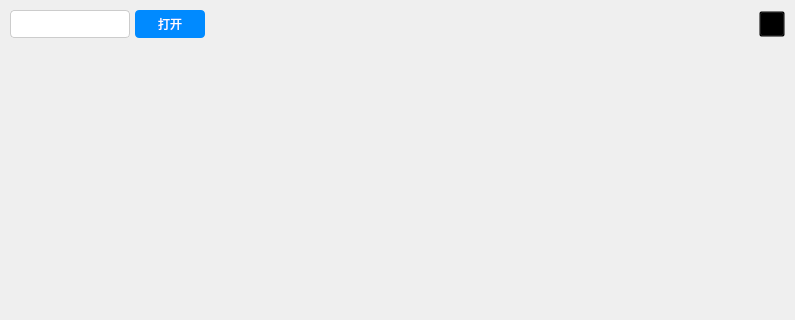
Before: the Qt Designer form Widget.ui in Leroy888/PressViewer, drawn with Qt 5; both pictures show x 0 to 795 and y 0 to 320 of the 795 by 779 pixel window.
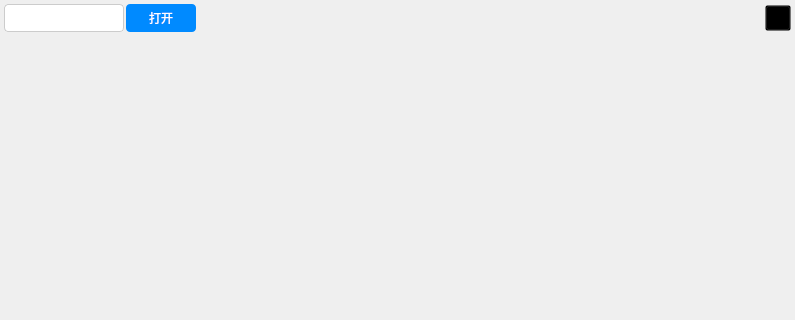
After: the same form once the commit is applied. Icons and pictures are not drawn.

```diff
--- a/Widget.ui
+++ b/Widget.ui
@@ -18,16 +18,16 @@
     <number>0</number>
    </property>
    <property name="leftMargin">
-    <number>5</number>
+    <number>2</number>
    </property>
    <property name="topMargin">
-    <number>5</number>
+    <number>2</number>
    </property>
    <property name="rightMargin">
-    <number>5</number>
+    <number>2</number>
    </property>
    <property name="bottomMargin">
-    <number>5</number>
+    <number>2</number>
    </property>
    <item>
     <widget class="QWidget" name="widget" native="true">
@@ -36,19 +36,19 @@
      </property>
      <layout class="QVBoxLayout" name="verticalLayout" stretch="0,1">
       <property name="spacing">
-       <number>5</number>
+       <number>2</number>
       </property>
       <property name="leftMargin">
-       <number>5</number>
+       <number>2</number>
       </property>
       <property name="topMargin">
-       <number>5</number>
+       <number>2</number>
       </property>
       <property name="rightMargin">
-       <number>5</number>
+       <number>2</number>
       </property>
       <property name="bottomMargin">
-       <number>5</number>
+       <number>2</number>
       </property>
       <item>
        <layout class="QHBoxLayout" name="horizontalLayout">
@@ -146,6 +146,17 @@
 	font-weight: 400;
 	font-size: 12px;
 	color: #FFFFFF;
+}
+
+QPushButton#btnOpen:disabled
+{
+	background: #62b3ff;
+	border-radius: 4px;
+	border: 0px solid #000000;
+	font-family: Microsoft YaHei;
+	font-weight: 400;
+	font-size: 12px;
+	color: #FFFFFF;
 }</string>
           </property>
           <property name="text">
```
